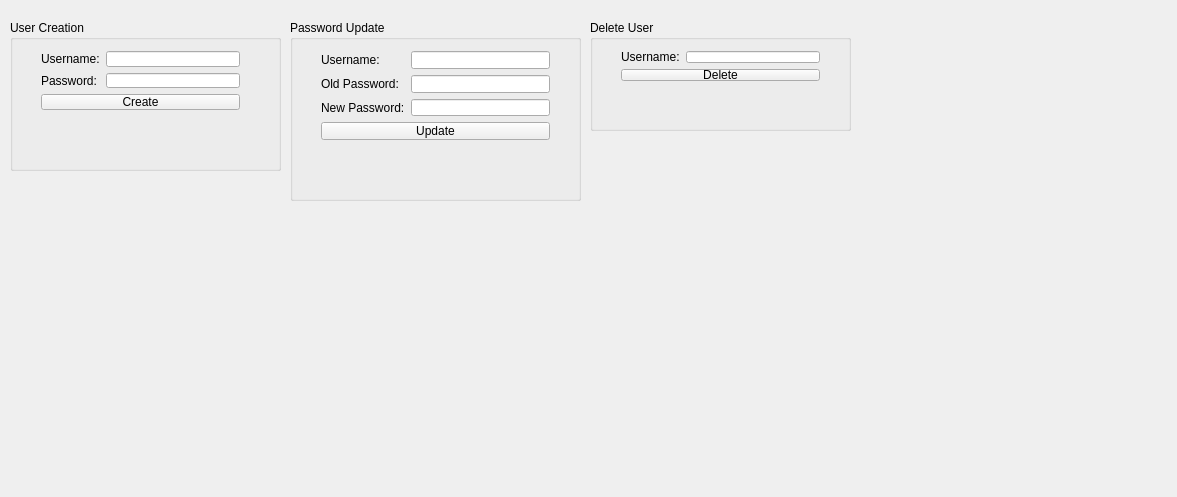
First picture: the form in NetworkRequest/apiform.ui, repository CodexVII/Qt, before the edit.
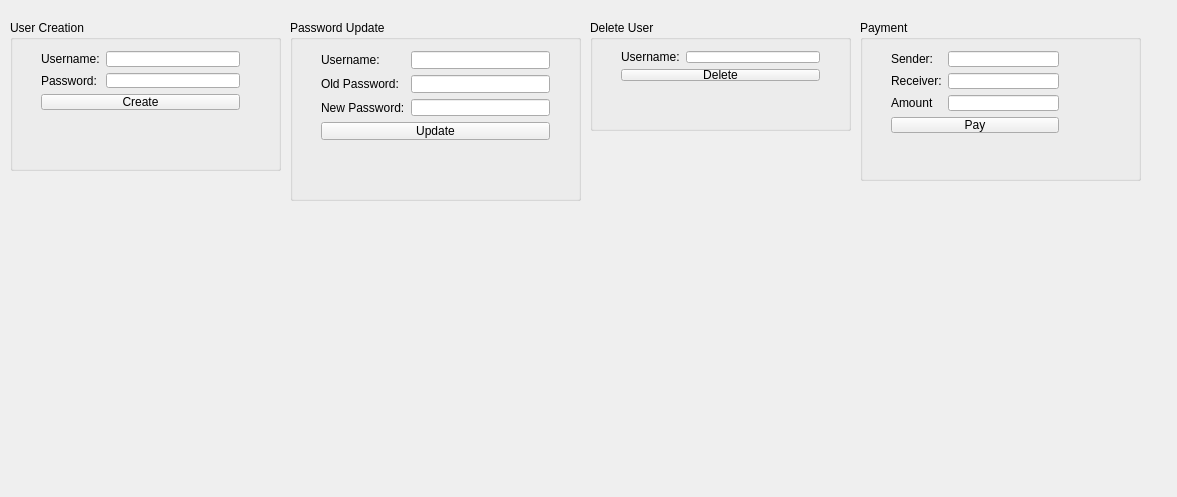
Second picture: the form after the edit.

Commit message:
Payment service implemented
All current POST services now implemented

What changed in the file:
```diff
--- a/NetworkRequest/apiform.ui
+++ b/NetworkRequest/apiform.ui
@@ -221,6 +221,79 @@
     </layout>
    </widget>
   </widget>
+  <widget class="QGroupBox" name="groupBox_4">
+   <property name="geometry">
+    <rect>
+     <x>860</x>
+     <y>20</y>
+     <width>281</width>
+     <height>161</height>
+    </rect>
+   </property>
+   <property name="title">
+    <string>Payment</string>
+   </property>
+   <widget class="QWidget" name="">
+    <property name="geometry">
+     <rect>
+      <x>20</x>
+      <y>20</y>
+      <width>190</width>
+      <height>124</height>
+     </rect>
+    </property>
+    <layout class="QVBoxLayout" name="verticalLayout_4">
+     <item>
+      <layout class="QFormLayout" name="formLayout_4">
+       <item row="0" column="0">
+        <widget class="QLabel" name="label">
+         <property name="text">
+          <string>Sender:</string>
+         </property>
+        </widget>
+       </item>
+       <item row="0" column="1">
+        <widget class="QLineEdit" name="payment_sender"/>
+       </item>
+       <item row="1" column="0">
+        <widget class="QLabel" name="label_4">
+         <property name="text">
+          <string>Receiver:</string>
+         </property>
+        </widget>
+       </item>
+       <item row="1" column="1">
+        <widget class="QLineEdit" name="payment_receiver"/>
+       </item>
+       <item row="2" column="0">
+        <widget class="QLabel" name="label_9">
+         <property name="text">
+          <string>Amount</string>
+         </property>
+        </widget>
+       </item>
+       <item row="2" column="1">
+        <widget class="QLineEdit" name="payment_amount"/>
+       </item>
+       <item row="3" column="0" colspan="2">
+        <widget class="QPushButton" name="payment">
+         <property name="text">
+          <string>Pay</string>
+         </property>
+        </widget>
+       </item>
+      </layout>
+     </item>
+     <item>
+      <widget class="QLabel" name="payment_output">
+       <property name="text">
+        <string/>
+       </property>
+      </widget>
+     </item>
+    </layout>
+   </widget>
+  </widget>
  </widget>
  <layoutdefault spacing="6" margin="11"/>
  <resources/>
```
The commit also changes 11 other files.
